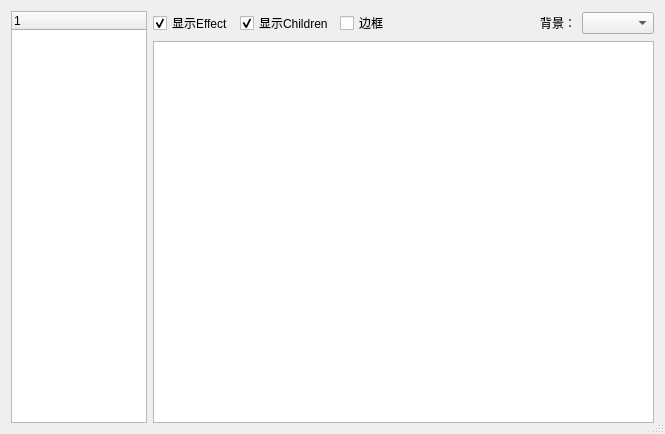
BKEngine/Creator, file dia/bkespriteviewer.ui: the form before one commit.
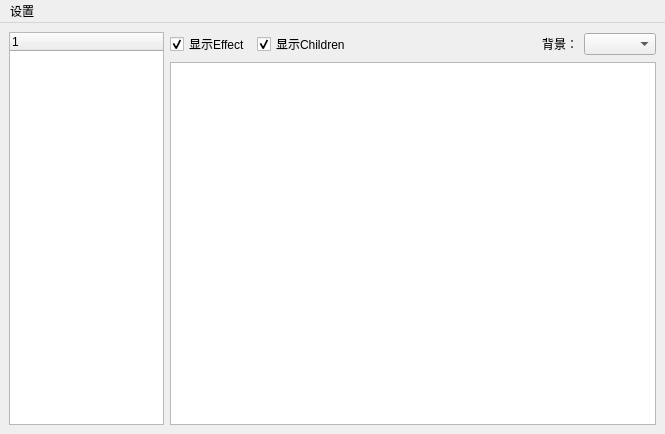
The form after the commit.

```diff
--- a/dia/bkespriteviewer.ui
+++ b/dia/bkespriteviewer.ui
@@ -1,7 +1,7 @@
 <?xml version="1.0" encoding="UTF-8"?>
 <ui version="4.0">
  <class>BkeSpriteViewer</class>
- <widget class="QDialog" name="BkeSpriteViewer">
+ <widget class="QMainWindow" name="BkeSpriteViewer">
   <property name="enabled">
    <bool>true</bool>
   </property>
@@ -13,12 +13,16 @@
     <height>434</height>
    </rect>
   </property>
+  <property name="contextMenuPolicy">
+   <enum>Qt::PreventContextMenu</enum>
+  </property>
   <property name="windowTitle">
    <string>BkeSpriteViewer</string>
   </property>
-  <property name="sizeGripEnabled">
+  <property name="sizeGripEnabled" stdset="0">
    <bool>true</bool>
   </property>
+  <widget class="QWidget" name="centralwidget">
   <layout class="QGridLayout" name="gridLayout">
    <item row="0" column="0">
     <widget class="QSplitter" name="splitter">
@@ -77,9 +81,14 @@
        <property name="text">
         <string notr="true">1</string>
        </property>
-      </column>
-     </widget>
-     <widget class="QWidget" name="">
+        <property name="font">
+         <font>
+          <kerning>false</kerning>
+         </font>
+        </property>
+       </column>
+      </widget>
+      <widget class="QWidget" name="layoutWidget">
       <layout class="QVBoxLayout" name="verticalLayout">
        <property name="leftMargin">
         <number>6</number>
@@ -106,13 +115,6 @@
            </property>
           </widget>
          </item>
-         <item>
-          <widget class="QCheckBox" name="checkBox_3">
-           <property name="text">
-            <string>边框</string>
-           </property>
-          </widget>
-         </item>
          <item>
           <spacer name="horizontalSpacer">
            <property name="orientation">
@@ -146,13 +148,85 @@
         </layout>
        </item>
        <item>
-        <widget class="QGraphicsView" name="graphicsView"/>
+         <widget class="QWidget" name="widget" native="true">
+          <layout class="QGridLayout" name="gridLayout_2">
+           <property name="leftMargin">
+            <number>0</number>
+           </property>
+           <property name="topMargin">
+            <number>0</number>
+           </property>
+           <property name="rightMargin">
+            <number>0</number>
+           </property>
+           <property name="bottomMargin">
+            <number>0</number>
+           </property>
+           <item row="0" column="0">
+            <widget class="QGraphicsView" name="graphicsView">
+             <property name="verticalScrollBarPolicy">
+              <enum>Qt::ScrollBarAlwaysOff</enum>
+             </property>
+             <property name="horizontalScrollBarPolicy">
+              <enum>Qt::ScrollBarAlwaysOff</enum>
+             </property>
+             <property name="interactive">
+              <bool>false</bool>
+             </property>
+             <property name="dragMode">
+              <enum>QGraphicsView::ScrollHandDrag</enum>
+             </property>
+            </widget>
        </item>
       </layout>
      </widget>
-    </widget>
-   </item>
-  </layout>
+        </item>
+       </layout>
+      </widget>
+     </widget>
+    </item>
+   </layout>
+  </widget>
+  <widget class="QMenuBar" name="menubar">
+   <property name="geometry">
+    <rect>
+     <x>0</x>
+     <y>0</y>
+     <width>665</width>
+     <height>23</height>
+    </rect>
+   </property>
+   <widget class="QMenu" name="menu">
+    <property name="title">
+     <string>设置</string>
+    </property>
+    <addaction name="action"/>
+    <addaction name="action_2"/>
+   </widget>
+   <addaction name="menu"/>
+  </widget>
+  <action name="action">
+   <property name="checkable">
+    <bool>true</bool>
+   </property>
+   <property name="checked">
+    <bool>false</bool>
+   </property>
+   <property name="text">
+    <string>边框</string>
+   </property>
+  </action>
+  <action name="action_2">
+   <property name="checkable">
+    <bool>true</bool>
+   </property>
+   <property name="checked">
+    <bool>false</bool>
+   </property>
+   <property name="text">
+    <string>自适应</string>
+   </property>
+  </action>
  </widget>
  <resources/>
  <connections/>
```
Left out of the diff: 3 changed lines with no effect on the pictures. Lines whose indentation alone changed are shown as unchanged.
